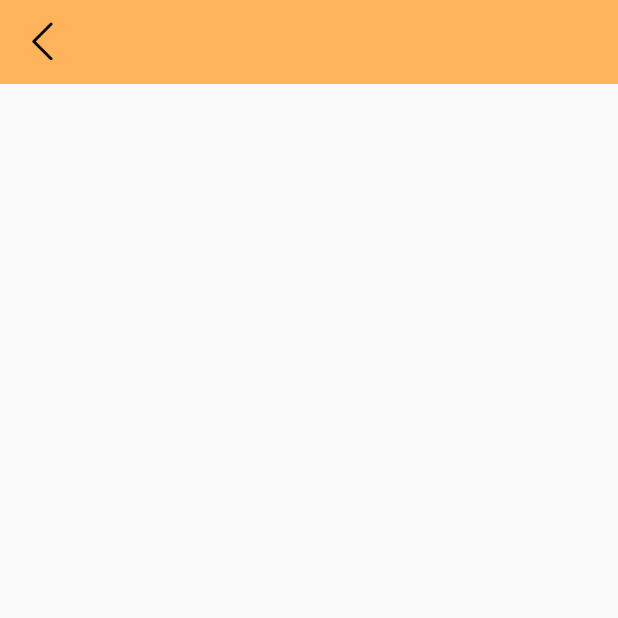
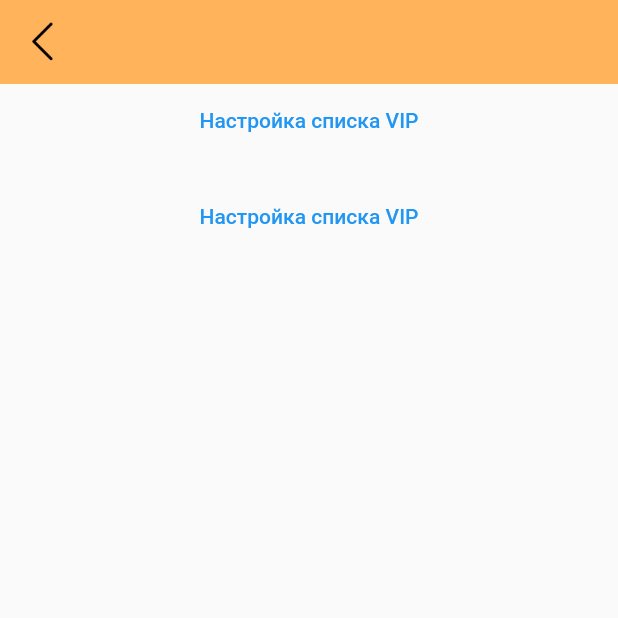
Before and after one commit to merilixxx/VtemeQR2.0, a Flutter app: the SettingsScreen screen opened directly, on a phone screen of 412 x 824 dp, the top half of it. Run offline on Flutter 3.47's test engine with Material 2 defaults, Android fonts, the phone set to English and light mode, and no system bars; our stand-ins replace easy_localization, flutter_bloc, get_it; missing offline and left inert: qr_code_scanner, sql_conn.

Commit message:
Add settings

```diff
--- a/lib/screens/settings_screen.dart
+++ b/lib/screens/settings_screen.dart
@@ -11,6 +11,49 @@ class _SettingsScreenState extends State<SettingsScreen> {
   @override
   Widget build(BuildContext context) {
     return Scaffold(
+      body: Column(
+        children: <Widget>[
+          Expanded(
+            flex: 1,
+            child: Stack(
+              children: [
+                Builder(
+                  builder: (BuildContext context) {
+                    Alignment.topLeft;
+                    return TextButton(
+                      child: const Text("Настройка списка VIP"),
+                      onPressed: () {},
+                    );
+                  },
+                )
+              ],
+            ),
+          ),
+          Expanded(
+            flex: 1,
+            child: Stack(
+              alignment: AlignmentDirectional.topStart,
+              children: [
+                Builder(
+                  builder: (BuildContext context) {
+                    Alignment.topLeft;
+                    return TextButton(
+                      child: const Text("Настройка списка VIP"),
+                      onPressed: () {},
+                    );
+                  },
+                )
+              ],
+            ),
+          ),
+          Expanded(
+            flex: 10,
+            child: Stack(
+              alignment: AlignmentDirectional.topStart,
+            ),
+          )
+        ],
+      ),
       appBar: AppBar(
         backgroundColor: const Color.fromRGBO(255, 179, 91, 1),
         elevation: 0,
```
